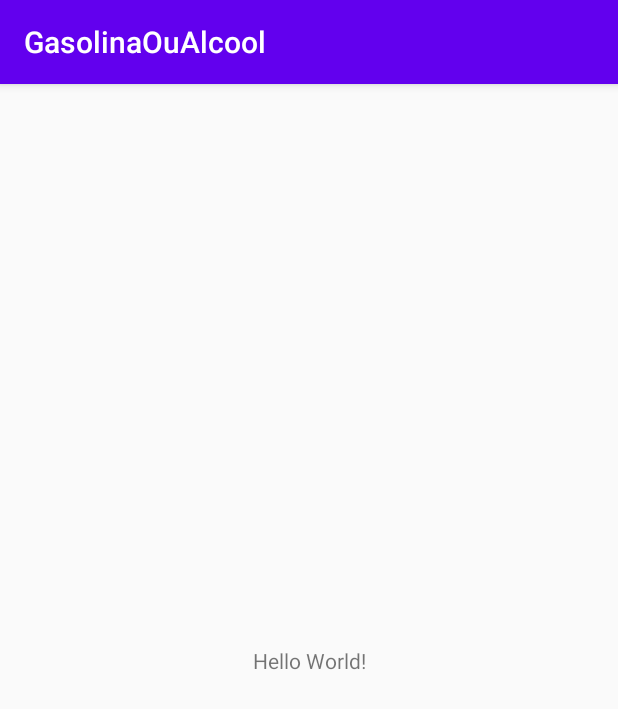
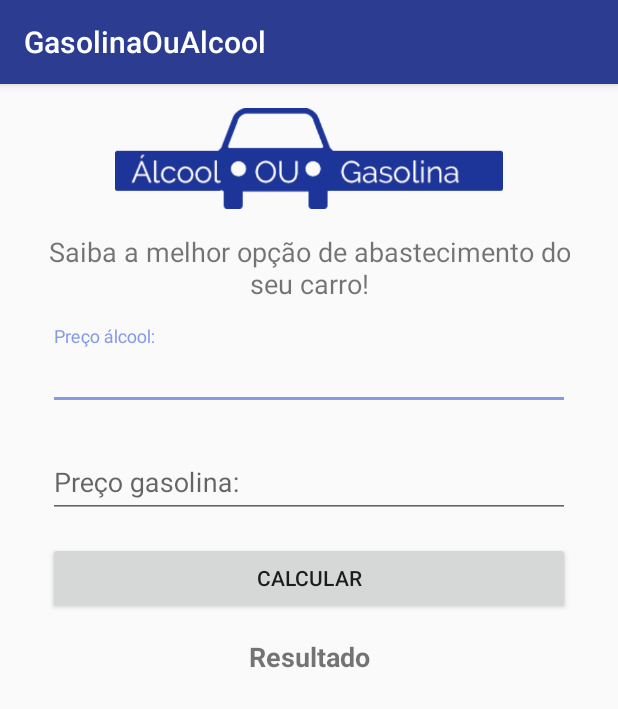
Before and after one commit to Gtssouza/GasolinaOuAlcool, an Android app: the screen it shows after launch (MainActivity), on a phone screen of 412 x 824 dp. Shown: the top 709 px of the screen. Run offline under Robolectric (Android 15) with nearby library versions, the phone set to English and light mode, and no system bars.

Commit message:
Layout criado com cores modificadas e entrada de teclado para decimais

```diff
--- a/app/build.gradle
+++ b/app/build.gradle
@@ -31,4 +31,5 @@ dependencies {
     testImplementation 'junit:junit:4.12'
     androidTestImplementation 'androidx.test.ext:junit:1.1.1'
     androidTestImplementation 'androidx.test.espresso:espresso-core:3.2.0'
+    implementation 'com.google.android.material:material:1.1.0'
 }
--- a/app/src/main/res/layout/activity_main.xml
+++ b/app/src/main/res/layout/activity_main.xml
@@ -6,13 +6,93 @@
     android:layout_height="match_parent"
     tools:context=".MainActivity">
 
+    <ImageView
+        android:id="@+id/imageView"
+        android:layout_width="0dp"
+        android:layout_height="67dp"
+        android:layout_marginStart="32dp"
+        android:layout_marginTop="16dp"
+        android:layout_marginEnd="32dp"
+        app:layout_constraintEnd_toEndOf="parent"
+        app:layout_constraintStart_toStartOf="parent"
+        app:layout_constraintTop_toTopOf="parent"
+        app:srcCompat="@drawable/logo" />
+
     <TextView
-        android:layout_width="wrap_content"
+        android:id="@+id/textView"
+        android:layout_width="0dp"
         android:layout_height="wrap_content"
-        android:text="Hello World!"
-        app:layout_constraintBottom_toBottomOf="parent"
-        app:layout_constraintLeft_toLeftOf="parent"
-        app:layout_constraintRight_toRightOf="parent"
-        app:layout_constraintTop_toTopOf="parent" />
+        android:layout_marginStart="32dp"
+        android:layout_marginTop="16dp"
+        android:layout_marginEnd="32dp"
+        android:gravity="center_horizontal"
+        android:text="Saiba a melhor opção de abastecimento do seu carro!"
+        android:textSize="18sp"
+        app:layout_constraintEnd_toEndOf="parent"
+        app:layout_constraintStart_toStartOf="parent"
+        app:layout_constraintTop_toBottomOf="@+id/imageView" />
+
+    <com.google.android.material.textfield.TextInputLayout
+        android:id="@+id/textInputLayout"
+        android:layout_width="0dp"
+        android:layout_height="wrap_content"
+        android:layout_marginStart="32dp"
+        android:layout_marginTop="16dp"
+        android:layout_marginEnd="32dp"
+        app:layout_constraintEnd_toEndOf="parent"
+        app:layout_constraintStart_toStartOf="parent"
+        app:layout_constraintTop_toBottomOf="@+id/textView">
+
+        <com.google.android.material.textfield.TextInputEditText
+            android:layout_width="match_parent"
+            android:layout_height="wrap_content"
+            android:hint="Preço álcool:"
+            android:inputType="numberDecimal" />
+    </com.google.android.material.textfield.TextInputLayout>
+
+    <com.google.android.material.textfield.TextInputLayout
+        android:id="@+id/textInputLayout2"
+        android:layout_width="0dp"
+        android:layout_height="wrap_content"
+        android:layout_marginStart="32dp"
+        android:layout_marginTop="16dp"
+        android:layout_marginEnd="32dp"
+        app:layout_constraintEnd_toEndOf="parent"
+        app:layout_constraintStart_toStartOf="parent"
+        app:layout_constraintTop_toBottomOf="@+id/textInputLayout">
+
+        <com.google.android.material.textfield.TextInputEditText
+            android:layout_width="match_parent"
+            android:layout_height="wrap_content"
+            android:hint="Preço gasolina:"
+            android:inputType="numberDecimal" />
+    </com.google.android.material.textfield.TextInputLayout>
+
+    <Button
+        android:id="@+id/button"
+        android:layout_width="0dp"
+        android:layout_height="wrap_content"
+        android:layout_marginStart="32dp"
+        android:layout_marginTop="16dp"
+        android:layout_marginEnd="32dp"
+        android:text="Calcular"
+        app:layout_constraintEnd_toEndOf="parent"
+        app:layout_constraintStart_toStartOf="parent"
+        app:layout_constraintTop_toBottomOf="@+id/textInputLayout2" />
+
+    <TextView
+        android:id="@+id/textView2"
+        android:layout_width="0dp"
+        android:layout_height="wrap_content"
+        android:layout_marginStart="32dp"
+        android:layout_marginTop="16dp"
+        android:layout_marginEnd="32dp"
+        android:gravity="center_horizontal"
+        android:text="Resultado"
+        android:textSize="18sp"
+        android:textStyle="bold"
+        app:layout_constraintEnd_toEndOf="parent"
+        app:layout_constraintStart_toStartOf="parent"
+        app:layout_constraintTop_toBottomOf="@+id/button" />
 
 </androidx.constraintlayout.widget.ConstraintLayout>
--- a/app/src/main/res/values/colors.xml
+++ b/app/src/main/res/values/colors.xml
@@ -1,6 +1,6 @@
 <?xml version="1.0" encoding="utf-8"?>
 <resources>
-    <color name="colorPrimary">#6200EE</color>
-    <color name="colorPrimaryDark">#3700B3</color>
-    <color name="colorAccent">#03DAC5</color>
+    <color name="colorPrimary">#2c3d91</color>
+    <color name="colorPrimaryDark">#001261</color>
+    <color name="colorAccent">#869ae3</color>
 </resources>
```
Also changed, not shown: app/src/main/res/drawable/logo.png (added).
